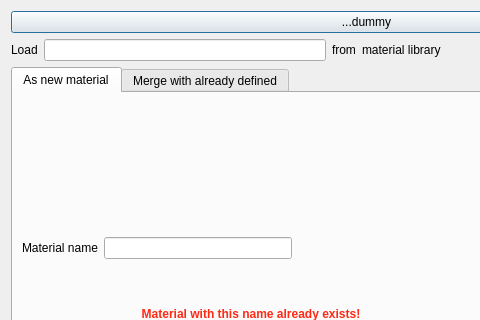
First picture: the form in src/gui/DAWindowTools/amaterialloaderdialog.ui, repository andrmor/ANTS2, before the edit; both pictures show x 0 to 480 and y 0 to 320 of the 733 by 526 pixel window.
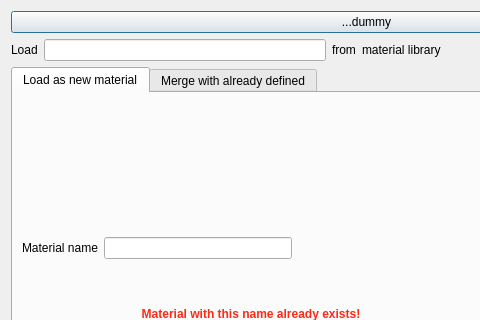
Second picture: the form after the edit.

What changed in the file:
```diff
--- a/src/gui/DAWindowTools/amaterialloaderdialog.ui
+++ b/src/gui/DAWindowTools/amaterialloaderdialog.ui
@@ -81,7 +81,7 @@
        </property>
        <widget class="QWidget" name="tab">
         <attribute name="title">
-         <string>As new material</string>
+         <string>Load as new material</string>
         </attribute>
         <layout class="QVBoxLayout" name="verticalLayout">
          <item>
```
Left out of the diff: 4 changed lines with no effect on the pictures.
